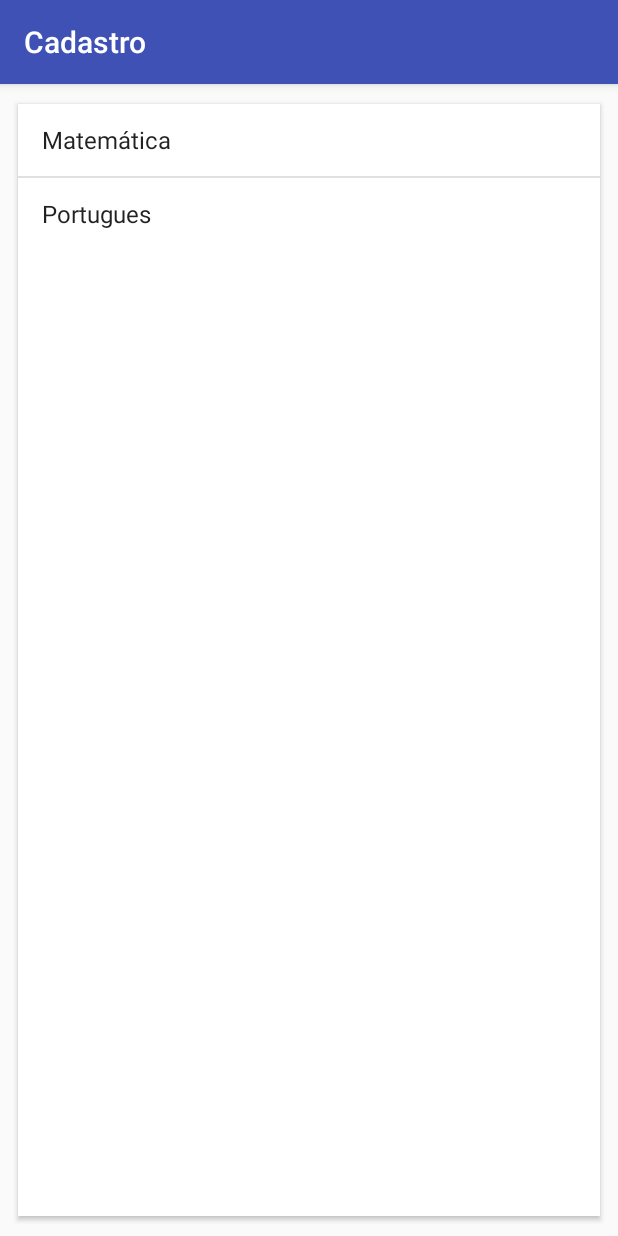
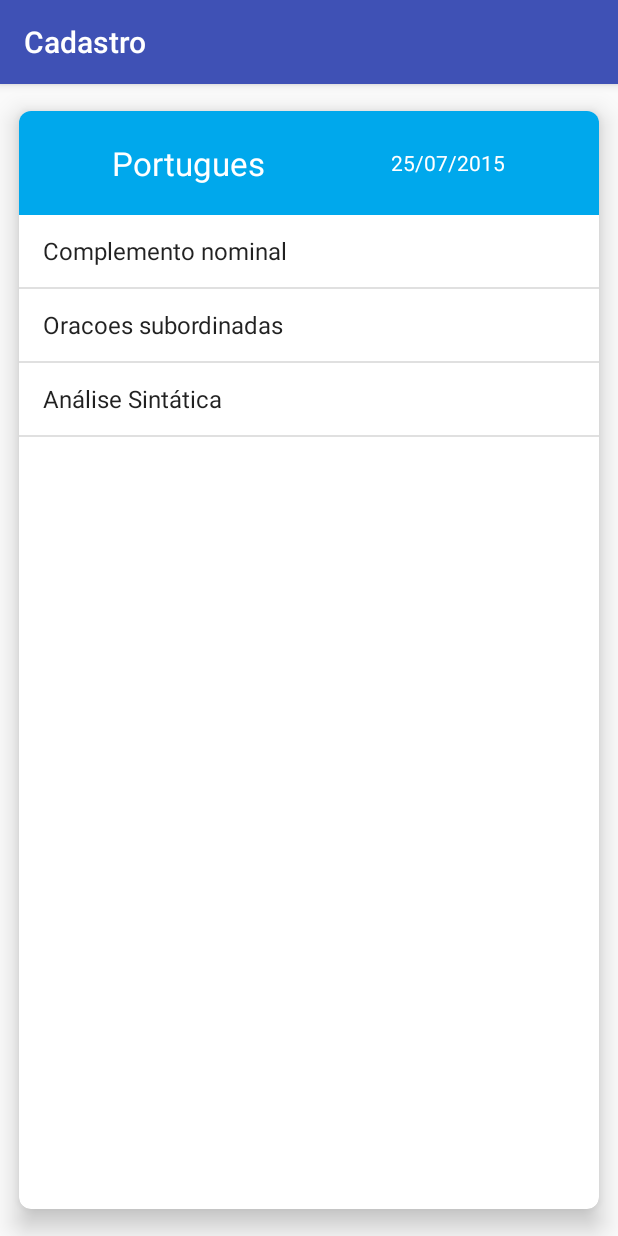
Before and after one commit to alanmclarenbr/Cadastro-Alunos, an Android app: the ListaProvasFragment screen opened directly, with no data from a screen before it, after a tap on "Portugues", on a phone screen of 412 x 824 dp. Run offline under Robolectric (Android 15) with nearby library versions, the light colour scheme and no system bars.

Commit message:
final do curso

```diff
--- a/app/build.gradle
+++ b/app/build.gradle
@@ -26,4 +26,6 @@ dependencies {
     compile 'com.android.support:design:23.4.0'
     compile 'com.google.android.gms:play-services-appindexing:8.1.0'
     compile 'com.android.support:cardview-v7:23.4.0'
+    compile 'com.google.android.gms:play-services:9.0.2'
+    compile 'com.android.support:support-v4:23.4.0'
 }
--- a/app/src/main/java/br/com/caelum/cadastro/ListaAlunosActivity.java
+++ b/app/src/main/java/br/com/caelum/cadastro/ListaAlunosActivity.java
@@ -239,6 +239,10 @@ public class ListaAlunosActivity extends AppCompatActivity {
                     Intent provas = new Intent(this, ProvasActivity.class);
                     startActivity(provas);
                     return true;
+                case R.id.menu_mapa:
+                    Intent mapas = new Intent(this, MostraAlunosActivity.class);
+                    startActivity(mapas);
+                    return true;
             }
         } finally {
             alunoDao.close();
--- a/app/src/main/java/br/com/caelum/cadastro/ProvasActivity.java
+++ b/app/src/main/java/br/com/caelum/cadastro/ProvasActivity.java
@@ -2,11 +2,13 @@ package br.com.caelum.cadastro;
 
 import android.os.Bundle;
 import android.support.annotation.Nullable;
+import android.support.v4.app.FragmentManager;
 import android.support.v4.app.FragmentTransaction;
 import android.support.v7.app.AppCompatActivity;
 
 import br.com.caelum.cadastro.fragment.DetalhesProvaFragment;
 import br.com.caelum.cadastro.fragment.ListaProvasFragment;
+import br.com.caelum.cadastro.modelo.Prova;
 
 /**
  * Class Created by android6196 on 12/11/16.
@@ -32,4 +34,26 @@ public class ProvasActivity extends AppCompatActivity {
     private boolean isTablet(){
         return getResources().getBoolean(R.bool.isTablet);
     }
+
+    public void selecionaProva(Prova prova){
+        FragmentManager manager = getSupportFragmentManager();
+
+        if(isTablet()){
+            DetalhesProvaFragment detalhesProva = (DetalhesProvaFragment) manager
+                    .findFragmentById(R.id.provas_detalhes);
+
+            detalhesProva.populaCamposComDados(prova);
+        }else{
+            Bundle argumentos = new Bundle();
+            argumentos.putSerializable("prova", prova);
+
+            DetalhesProvaFragment detalhesProva = new DetalhesProvaFragment();
+            detalhesProva.setArguments(argumentos);
+
+            FragmentTransaction transaction = getSupportFragmentManager().beginTransaction();
+            transaction.replace(R.id.provas_view, detalhesProva);
+            transaction.addToBackStack(null);
+            transaction.commit();
+        }
+    }
 }
--- a/app/src/main/java/br/com/caelum/cadastro/fragment/DetalhesProvaFragment.java
+++ b/app/src/main/java/br/com/caelum/cadastro/fragment/DetalhesProvaFragment.java
@@ -6,18 +6,51 @@ import android.support.v4.app.Fragment;
 import android.view.LayoutInflater;
 import android.view.View;
 import android.view.ViewGroup;
+import android.widget.ArrayAdapter;
+import android.widget.ListView;
+import android.widget.TextView;
 
 import br.com.caelum.cadastro.R;
+import br.com.caelum.cadastro.modelo.Prova;
 
 /**
  * Class Created by android6196 on 12/11/16.
  */
 public class DetalhesProvaFragment extends Fragment {
 
+    private Prova prova;
+    private TextView materia;
+    private TextView data;
+    private ListView topicos;
+
     @Nullable
     @Override
     public View onCreateView(LayoutInflater inflater, @Nullable ViewGroup container, @Nullable Bundle savedInstanceState) {
         View layout = inflater.inflate(R.layout.fragment_detalhes_prova, container, false);
+        if(getArguments() != null){
+            this.prova = (Prova) getArguments().getSerializable("prova");
+        }
+
+        buscaComponentes(layout);
+        populaCamposComDados(prova);
+
         return layout;
     }
+
+    private void buscaComponentes(View layout){
+        this.materia = (TextView) layout.findViewById(R.id.detalhe_prova_materia);
+        this.data = (TextView) layout.findViewById(R.id.detalhe_prova_data);
+        this.topicos = (ListView) layout.findViewById(R.id.detalhe_prova_topicos);
+    }
+
+    public void populaCamposComDados(Prova prova){
+        if(prova != null){
+            this.materia.setText(prova.getMateria());
+            this.data.setText(prova.getData());
+
+            ArrayAdapter<String> adapter = new ArrayAdapter<String>(getActivity(), android.R.layout.simple_list_item_1,
+                    prova.getTopicos());
+            this.topicos.setAdapter(adapter);
+        }
+    }
 }
--- a/app/src/main/java/br/com/caelum/cadastro/fragment/ListaProvasFragment.java
+++ b/app/src/main/java/br/com/caelum/cadastro/fragment/ListaProvasFragment.java
@@ -14,6 +14,7 @@ import android.widget.Toast;
 import java.util.Arrays;
 import java.util.List;
 
+import br.com.caelum.cadastro.ProvasActivity;
 import br.com.caelum.cadastro.R;
 import br.com.caelum.cadastro.modelo.Prova;
 
@@ -41,13 +42,15 @@ public class ListaProvasFragment extends Fragment {
 
         listViewProvas.setOnItemClickListener(new AdapterView.OnItemClickListener() {
             @Override
-            public void onItemClick(AdapterView<?> parent, View view, int position, long id) {
-                Prova selecionada = (Prova) parent.getItemAtPosition(position);
+            public void onItemClick(AdapterView<?> adapter, View view, int posicao, long id){
+                Prova selecionada = (Prova) adapter.getItemAtPosition(posicao);
 
-                Toast.makeText(getActivity(), "Prova selecionada: " + selecionada, Toast.LENGTH_LONG).show();
+                ProvasActivity calendarioProvas = (ProvasActivity) getActivity();
+                calendarioProvas.selecionaProva(selecionada);
             }
         });
 
         return layoutProvas;
     }
+
 }
--- a/app/src/main/java/br/com/caelum/cadastro/modelo/Permissao.java
+++ b/app/src/main/java/br/com/caelum/cadastro/modelo/Permissao.java
@@ -21,7 +21,11 @@ public class Permissao {
             Manifest.permission.INTERNET,
             Manifest.permission.WRITE_EXTERNAL_STORAGE,
             Manifest.permission.READ_SMS,
-            Manifest.permission.INTERNET};
+            Manifest.permission.INTERNET,
+            Manifest.permission.ACCESS_NETWORK_STATE,
+            Manifest.permission.ACCESS_COARSE_LOCATION,
+            Manifest.permission.ACCESS_FINE_LOCATION,
+            Manifest.permission_group.LOCATION};
 
         if(Build.VERSION.SDK_INT >= Build.VERSION_CODES.M) {
             for (String permissao : permissoes) {
--- a/app/src/main/res/layout/activity_lista_alunos.xml
+++ b/app/src/main/res/layout/activity_lista_alunos.xml
@@ -22,7 +22,7 @@
         android:elevation="10dp"
         android:paddingBottom="16dp"
         android:text="+"
-        android:textColor="@color/common_signin_btn_light_text_pressed"
+        android:textColor="@color/white"
         android:textSize="40sp"/>
 
 </RelativeLayout>
--- a/app/src/main/res/layout/fragment_detalhes_prova.xml
+++ b/app/src/main/res/layout/fragment_detalhes_prova.xml
@@ -22,6 +22,14 @@
                 android:textColor="#FFF"
                 android:textSize="22sp"/>
 
+            <TextView
+                android:id="@+id/detalhe_prova_data"
+                android:layout_width="match_parent"
+                android:layout_height="match_parent"
+                android:layout_weight="1"
+                android:gravity="center"
+                android:textColor="#FFF"/>
+
         </TableRow>
 
         <ListView
--- a/app/src/main/res/layout/fragment_lista_provas.xml
+++ b/app/src/main/res/layout/fragment_lista_provas.xml
@@ -10,7 +10,7 @@
     app:cardUseCompatPadding="true">
 
     <ListView
-        android:layout_width="wrap_content"
+        android:layout_width="match_parent"
         android:layout_height="wrap_content"
         android:id="@+id/lista_provas_listview"/>
 
--- a/app/src/main/res/values/colors.xml
+++ b/app/src/main/res/values/colors.xml
@@ -6,4 +6,5 @@
     <color name="colorYellowStars">#ffe30e</color>
     <color name="linha_par">#97CBE2</color>
     <color name="linha_impar">#76BDDD</color>
+    <color name="white">#FFFFFF</color>
 </resources>
--- a/app/src/main/res/values/strings.xml
+++ b/app/src/main/res/values/strings.xml
@@ -1,4 +1,7 @@
 <resources>
     <string name="app_name">Cadastro</string>
     <string name="confirmar">Confirmar</string>
+
+    <!-- TODO: Remove or change this placeholder text -->
+    <string name="hello_blank_fragment">Hello blank fragment</string>
 </resources>
```
Also changed, not shown: app/src/main/AndroidManifest.xml (+18 -0 lines), app/src/main/java/br/com/caelum/cadastro/MostraAlunosActivity.java (added, +26 -0 lines), app/src/main/java/br/com/caelum/cadastro/fragment/MapaFragment.java (added, +68 -0 lines), app/src/main/java/br/com/caelum/cadastro/util/AtualizadorDeLocalizacao.java (added, +64 -0 lines), app/src/main/java/br/com/caelum/cadastro/util/Configurador.java (added, +35 -0 lines), app/src/main/java/br/com/caelum/cadastro/util/Localizador.java (added, +36 -0 lines), app/src/main/res/layout/activity_mostra_alunos.xml (added, +7 -0 lines).
